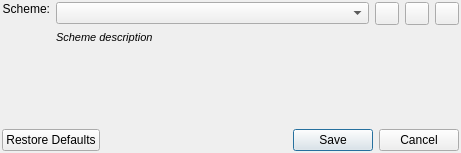
Qt form Commander/config/ui/primary_config_dialog.ui (AnpeJIb/Horus-Commander) before a commit.
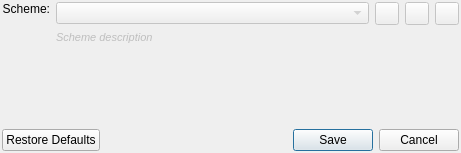
The same form after that commit. Icons and pictures are not drawn.

Commit message: Editing primary config schemes provided. #12

What changed in the file:
```diff
--- a/Commander/config/ui/primary_config_dialog.ui
+++ b/Commander/config/ui/primary_config_dialog.ui
@@ -45,6 +45,9 @@
         <layout class="QHBoxLayout" name="horizontalLayout_2">
          <item>
           <widget class="QComboBox" name="schemeBox">
+           <property name="enabled">
+            <bool>false</bool>
+           </property>
            <property name="sizePolicy">
             <sizepolicy hsizetype="MinimumExpanding" vsizetype="Fixed">
              <horstretch>0</horstretch>
@@ -55,6 +58,9 @@
          </item>
          <item>
           <widget class="QToolButton" name="schemeCopy">
+           <property name="enabled">
+            <bool>false</bool>
+           </property>
            <property name="icon">
             <iconset resource="../../img.qrc">
              <normaloff>:/img/copy.png</normaloff>:/img/copy.png</iconset>
@@ -69,6 +75,9 @@
          </item>
          <item>
           <widget class="QToolButton" name="schemeEdit">
+           <property name="enabled">
+            <bool>false</bool>
+           </property>
            <property name="icon">
             <iconset resource="../../img.qrc">
              <normaloff>:/img/edit.png</normaloff>:/img/edit.png</iconset>
@@ -77,6 +86,9 @@
          </item>
          <item>
           <widget class="QToolButton" name="schemeDelete">
+           <property name="enabled">
+            <bool>false</bool>
+           </property>
            <property name="icon">
             <iconset resource="../../img.qrc">
              <normaloff>:/img/delete.png</normaloff>:/img/delete.png</iconset>
@@ -87,6 +99,9 @@
        </item>
        <item>
         <widget class="QLabel" name="schemeDescr">
+         <property name="enabled">
+          <bool>false</bool>
+         </property>
          <property name="font">
           <font>
            <pointsize>8</pointsize>
```
The commit also changes 17 other files.
